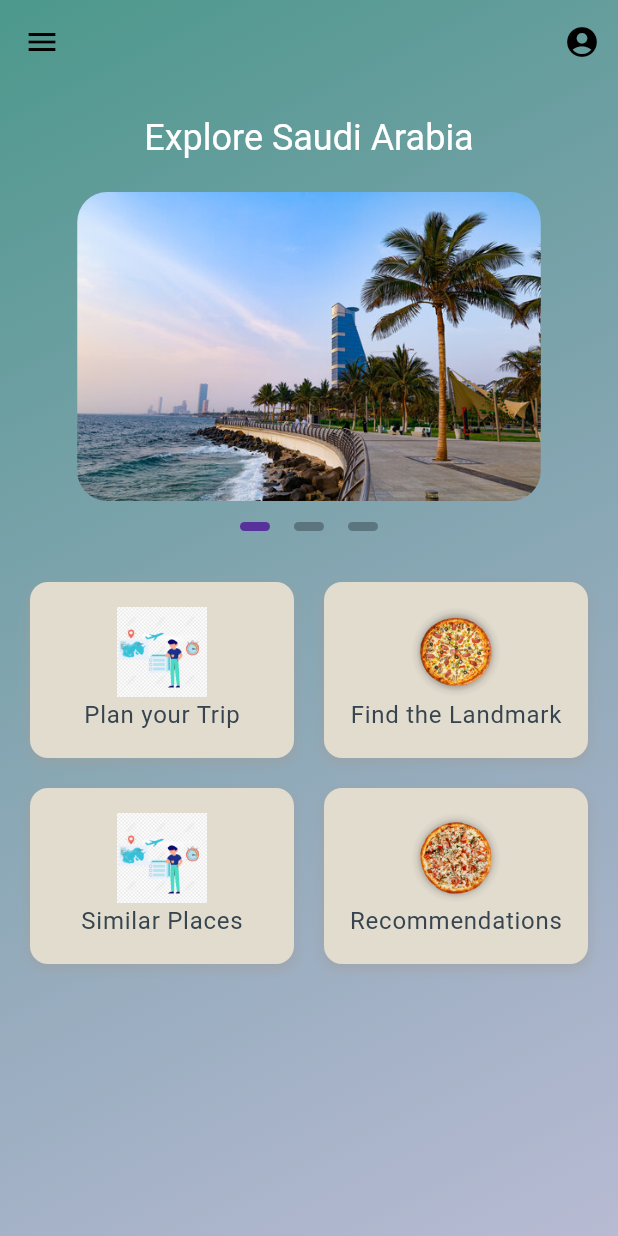
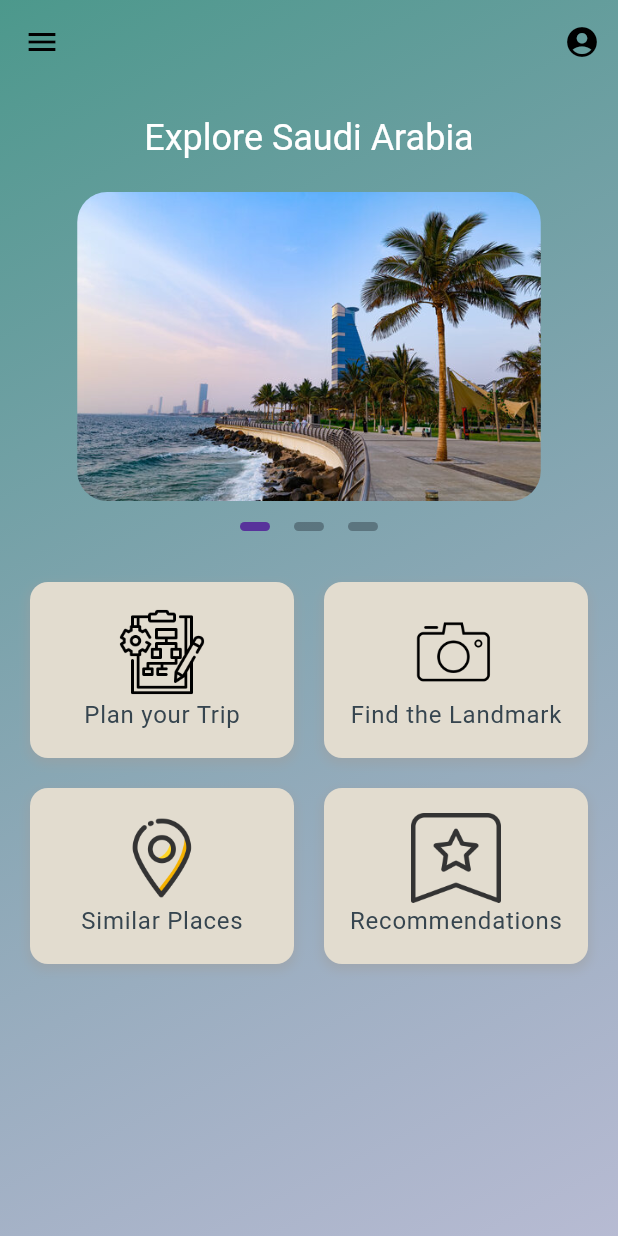
Before and after one commit to BandarHabib/AITP, a Flutter app: the screen it shows once a user with an empty profile is signed in, on a phone screen of 412 x 824 dp. Run offline on Flutter 3.47's test engine with Material 3 defaults, Android fonts, the phone set to English and light mode, and no system bars; drawn by our look-alikes of carousel_slider; our stand-ins replace bloc, cloud_firestore, equatable, firebase_auth, firebase_core, flutter_bloc and 6 more; accounts and stored records are empty; project files that could hold a hidden picture were left out.

Commit message:
new images for landing screen

```diff
--- a/lib/screens/home/views/landing_screen.dart
+++ b/lib/screens/home/views/landing_screen.dart
@@ -31,18 +31,18 @@ class LandingPageState extends State<LandingPage> {
     return [
       {
         'label': 'Plan your Trip',
-        'image': 'assets/images/plan_your_trip.png',
+        'image': 'assets/images/plan.png',
         'screen': PreferencesScreen(userRepo: widget.userRepo)
       },
       {
         'label': 'Find the Landmark',
-        'image': 'assets/images/2.png',
+        'image': 'assets/images/camera.png',
         'screen': FindLandmarkScreen()
       },
-      {'label': 'Similar Places', 'image': 'assets/images/plan_your_trip.png'},
+      {'label': 'Similar Places', 'image': 'assets/images/location.png'},
       {
         'label': 'Recommendations',
-        'image': 'assets/images/4.png',
+        'image': 'assets/images/recommendations.png',
         'screen': RecommendationsScreen(userId: userId),
       },
     ];
@@ -145,14 +145,14 @@ class LandingPageState extends State<LandingPage> {
                 future: widget.userRepo.getCurrentUserId(),
                 builder: (context, snapshot) {
                   if (snapshot.connectionState == ConnectionState.waiting) {
-                    return Center(child: CircularProgressIndicator());
+                    return const Center(child: CircularProgressIndicator());
                   }
                   if (snapshot.hasError) {
                     return Center(child: Text("Error: ${snapshot.error}"));
                   }
                   final userId = snapshot.data;
                   if (userId == null) {
-                    return Center(child: Text("User not found"));
+                    return const Center(child: Text("User not found"));
                   }
                   var services = getServices(userId);
                   return GridView.builder(
```
Also changed, not shown: assets/images/1.png (deleted), assets/images/2.png (deleted), assets/images/3.png (deleted), assets/images/4.png (deleted), assets/images/camera.png (added), assets/images/location.png (added), assets/images/plan.png (added), assets/images/plan_your_trip.png (deleted), assets/images/recommendations.png (added).
